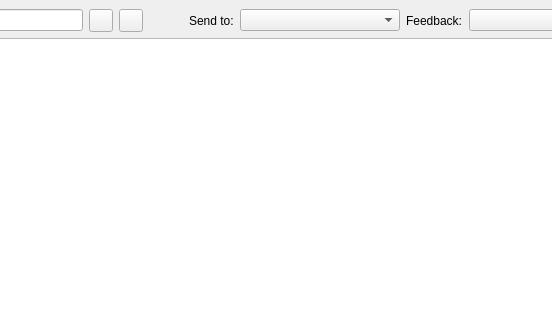
The window that src/gui/gui.ui (venthur/pyff) describes before a commit, drawn with Qt 5; both pictures show x 123 to 675 and y 0 to 320 of the 942 by 693 pixel window.
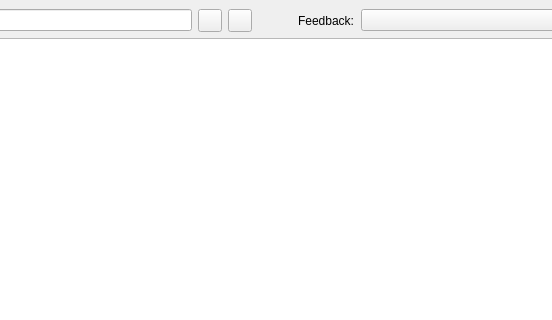
The same window after the commit. Icons and pictures are not drawn.

Commit message: * GUI can now only connect to one FC at a time * GUI automaticly tries to connect to localhost's FC * Removed Player and hidden col from GUI

Patch:
```diff
--- a/src/gui/gui.ui
+++ b/src/gui/gui.ui
@@ -13,14 +13,6 @@
    <string>GUI</string>
   </property>
   <widget class="QWidget" name="centralwidget" >
-   <property name="geometry" >
-    <rect>
-     <x>0</x>
-     <y>30</y>
-     <width>942</width>
-     <height>640</height>
-    </rect>
-   </property>
    <layout class="QVBoxLayout" >
     <property name="spacing" >
      <number>6</number>
@@ -72,23 +64,6 @@
         </property>
        </spacer>
       </item>
-      <item>
-       <widget class="QLabel" name="label_2" >
-        <property name="text" >
-         <string>Send to:</string>
-        </property>
-       </widget>
-      </item>
-      <item>
-       <widget class="QComboBox" name="comboBox_player" >
-        <property name="sizePolicy" >
-         <sizepolicy vsizetype="Fixed" hsizetype="Expanding" >
-          <horstretch>0</horstretch>
-          <verstretch>0</verstretch>
-         </sizepolicy>
-        </property>
-       </widget>
-      </item>
       <item>
        <widget class="QLabel" name="label_5" >
         <property name="text" >
```
Left out of the diff: 17 changed lines with no effect on the pictures. The commit also changes 2 other files.
